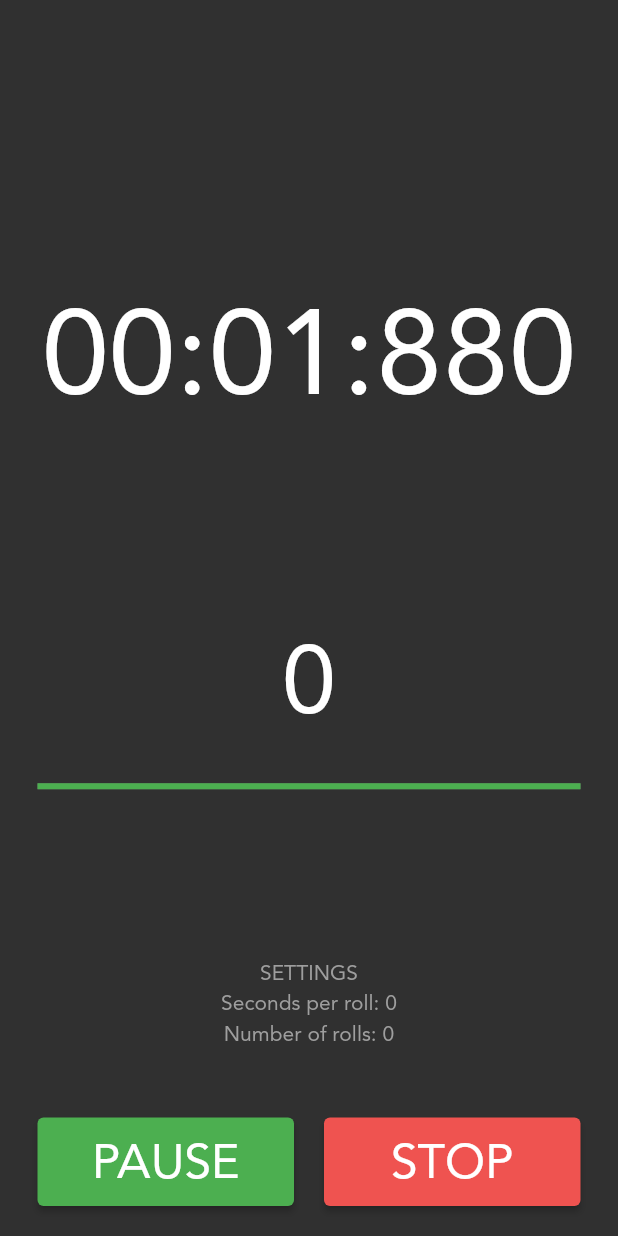
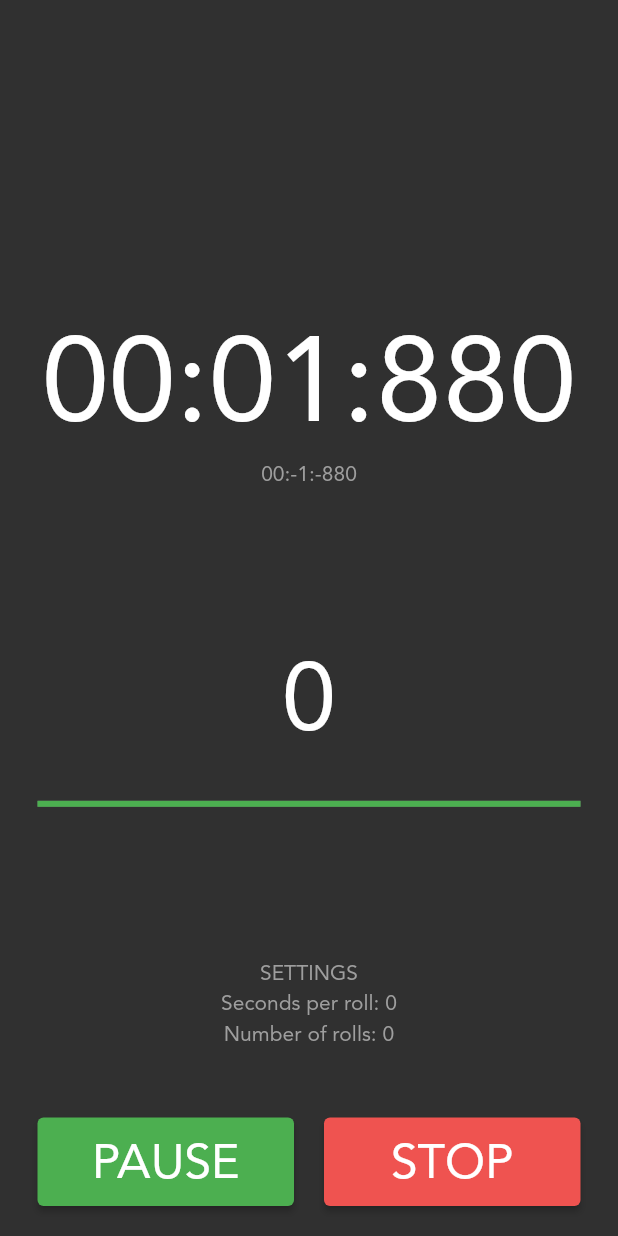
Before and after one commit to G-Tang2/sushi-stopwatch, a Flutter app: the StopWatchPage screen opened directly with empty values, on a phone screen of 412 x 824 dp. Run offline on Flutter 3.47's test engine with Material 2 defaults, Android fonts, the light colour scheme and no system bars; our stand-ins replace audioplayers.

Commit message:
Display remaining time in stopwatch

```diff
--- a/lib/page/stopwatch_page.dart
+++ b/lib/page/stopwatch_page.dart
@@ -34,6 +34,16 @@ class _StopwatchPageState extends State<StopWatchPage> {
     startTimer();
   }
 
+  String remainingTime() {
+    final int expectedCompletionInMilliseconds =
+        (widget.secondsPerRoll * widget.numberOfRolls).round() * 1000;
+    final int remainingTimeInMilliseconds =
+        expectedCompletionInMilliseconds - _duration.inMilliseconds;
+    final Duration remainingDuration =
+        Duration(milliseconds: remainingTimeInMilliseconds);
+    return FormattedTime(remainingDuration).formattedTime();
+  }
+
   @override
   Widget build(BuildContext context) => Scaffold(
         body: Center(
@@ -43,8 +53,12 @@ class _StopwatchPageState extends State<StopWatchPage> {
               children: [
                 Expanded(
                     child: Column(children: [
-                  const Spacer(flex: 3),
+                  const Spacer(flex: 4),
                   FormattedTime(_duration).buildTime(),
+                  Text(
+                    remainingTime(),
+                    style: const TextStyle(color: Colors.grey),
+                  ),
                   const Spacer(flex: 2),
                   Text(
                     '$_expectedCompletedRolls',
```
